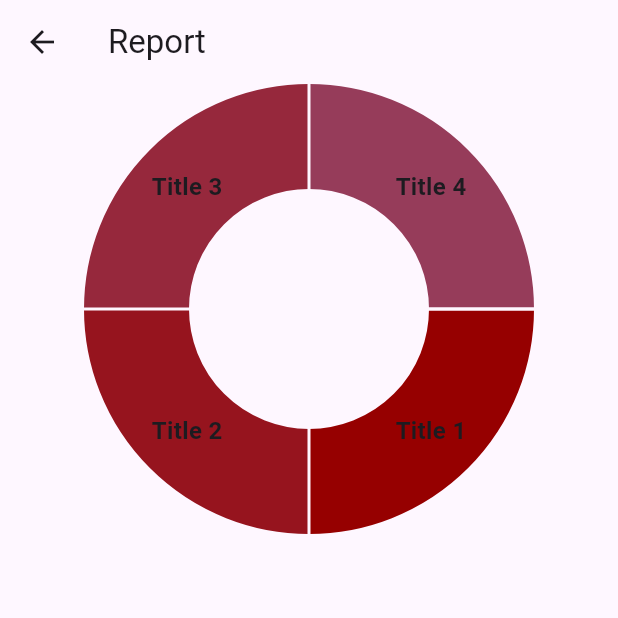
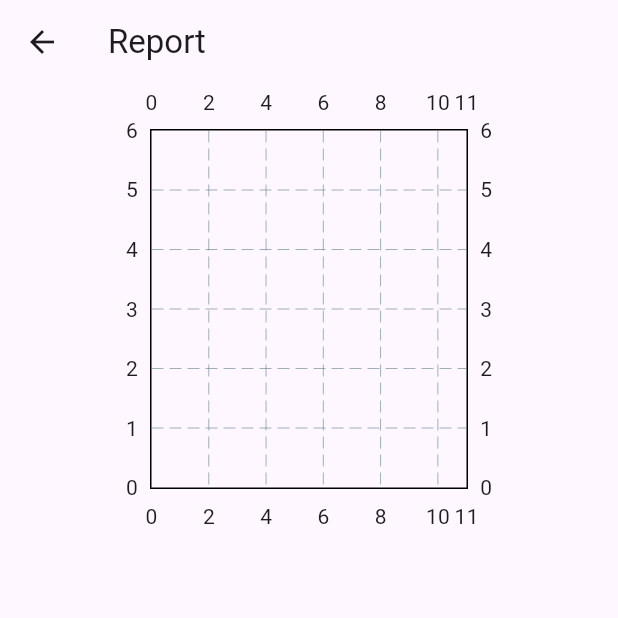
Before and after one commit to rijwan-uddin/AstroHub, a Flutter app: the ReportPage screen opened by its route, on a phone screen of 412 x 824 dp, the top half of it. Run offline on Flutter 3.47's test engine with Material 3 defaults, Android fonts, the light colour scheme and no system bars; drawn by our look-alikes of fl_chart; our stand-ins replace cached_network_image, cloud_firestore, firebase_auth, firebase_core, firebase_storage, flutter_easyloading and 3 more; accounts and stored records are empty.

Commit message:
Line chart (static)

```diff
--- a/lib/pages/report_page.dart
+++ b/lib/pages/report_page.dart
@@ -3,6 +3,7 @@ import 'package:flutter/material.dart';
 
 class ReportPage extends StatelessWidget {
   static const String routeName = 'report';
+
   const ReportPage({super.key});
 
   @override
@@ -17,13 +18,7 @@ class ReportPage extends StatelessWidget {
             SizedBox(
               width: 300,
               height: 300,
-              child: PieChart(
-                PieChartData(
-                  sections: generateSections(
-
-                  )
-                ),
-              ),
+              child: buildLineChart(),
             )
           ],
         ),
@@ -31,8 +26,16 @@ class ReportPage extends StatelessWidget {
     );
   }
 
+  PieChart buildPieChart() {
+    return PieChart(
+      PieChartData(sections: generateSections()),
+    );
+  }
+
   List<PieChartSectionData> generateSections() {
-    return List.generate(4, (index) => PieChartSectionData(
+    return List.generate(
+        4,
+        (index) => PieChartSectionData(
             title: 'Title ${index + 1}',
             showTitle: true,
             radius: 70.0,
@@ -41,8 +44,30 @@ class ReportPage extends StatelessWidget {
             titleStyle: TextStyle(
               fontSize: 16.0,
               fontWeight: FontWeight.bold,
+            )));
+  }
+
+ LineChart buildLineChart() {
+    return LineChart(
+      LineChartData(
+        minX: 0,
+        minY: 0,
+        maxX: 11,
+        maxY: 6,
+        lineBarsData: [
+
+          LineChartBarData(
+            spots: [
+
+            ],
+            isCurved: true,
+            isStrokeCapRound: true,
+            barWidth: 4,
+            color: Colors.amber,
           )
 
-    ));
+        ],
+      )
+    );
  }
 }
--- a/pubspec.yaml
+++ b/pubspec.yaml
@@ -50,7 +50,7 @@ dependencies:
   connectivity_plus:
   freezed_annotation:
   json_annotation:
-  fl_chart:
+  fl_chart: ^0.64.0
 
 dev_dependencies:
   flutter_test:
```
Also changed, not shown: pubspec.lock. Lines whose indentation alone changed are shown as unchanged.
